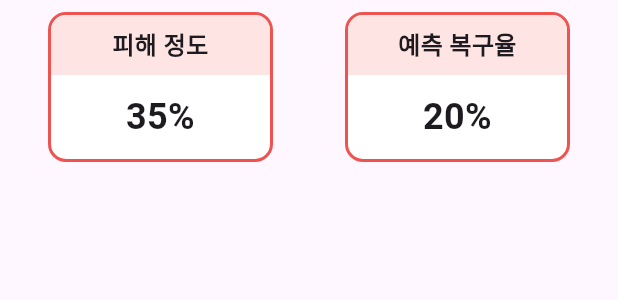
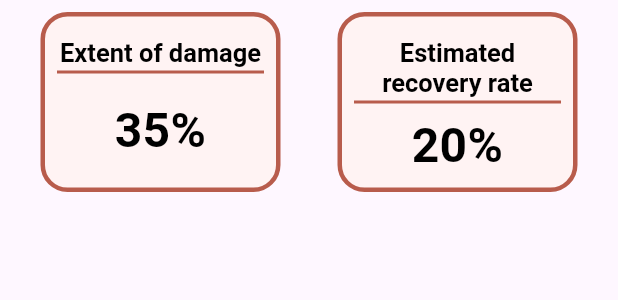
Before and after one commit to oysookter/2025-Solution-Challenge-oysookter-frontend, a Flutter app: the DamageInfo widget shown alone on an empty page, opened directly, on a phone screen of 412 x 824 dp. Shown: the top 300 px of the screen. Run offline on Flutter 3.47's test engine with Material 3 defaults, Android fonts, the light colour scheme and no system bars; our stand-ins replace geocoding, google_maps_flutter; Roboto replaces fonts that are missing (Pretendard); statements that could not run were skipped.

Commit message:
fix: HomePage 디자인 수정

```diff
--- a/lib/pages/DamageInfo.dart
+++ /dev/null
@@ -1,67 +0,0 @@
-import 'package:flutter/material.dart';
-
-class DamageInfo extends StatelessWidget {
-  @override
-  Widget build(BuildContext context) {
-    return Padding(
-      padding: const EdgeInsets.all(8.0),
-      child: Row(
-        mainAxisAlignment: MainAxisAlignment.spaceAround,
-        children: <Widget>[
-          _buildInfoBox('피해 정도', '35%'), // 실제 데이터로 변경
-          _buildInfoBox('예측 복구율', '20%'), // 실제 데이터로 변경
-        ],
-      ),
-    );
-  }
-
-  Widget _buildInfoBox(String title, String value) {
-    return Container(
-      width: 150,
-      height: 100,
-      decoration: BoxDecoration(
-        color: Colors.white,
-        borderRadius: BorderRadius.circular(12.0),
-        border: Border.all(
-          color: Colors.red.shade400,
-          width: 2.0,
-        ),
-      ),
-      child: Column(
-        children: <Widget>[
-          Container(
-            width: double.infinity,
-            padding: EdgeInsets.symmetric(vertical: 8.0),
-            decoration: BoxDecoration(
-              color: Color(0xFFFFE4E4),
-              borderRadius: BorderRadius.only(
-                topLeft: Radius.circular(10.0),
-                topRight: Radius.circular(10.0),
-              ),
-            ),
-            child: Text(
-              title,
-              style: TextStyle(
-                fontWeight: FontWeight.bold,
-                fontSize: 16.0,
-              ),
-              textAlign: TextAlign.center,
-            ),
-          ),
-          Expanded(
-            child: Center(
-              child: Text(
-                value,
-                style: TextStyle(
-                  fontSize: 24.0,
-                  fontWeight: FontWeight.bold,
-                ),
-                textAlign: TextAlign.center,
-              ),
-            ),
-          ),
-        ],
-      ),
-    );
-  }
-}
--- /dev/null
+++ b/lib/pages/home/DamageInfo.dart
@@ -0,0 +1,71 @@
+import 'package:flutter/material.dart';
+
+class DamageInfo extends StatelessWidget {
+  @override
+  Widget build(BuildContext context) {
+    return Padding(
+      padding: const EdgeInsets.all(8.0),
+      child: Row(
+        mainAxisAlignment: MainAxisAlignment.spaceAround,
+        children: <Widget>[
+          _buildInfoBox('Extent of damage', '35%'),
+          _buildInfoBox('Estimated recovery rate', '20%'),
+        ],
+      ),
+    );
+  }
+
+  Widget _buildInfoBox(String title, String value) {
+    return Container(
+      width: 160,
+      height: 120,
+      decoration: BoxDecoration(
+        color: Color(0xFFFFF3F3), // 연한 분홍 배경
+        borderRadius: BorderRadius.circular(18.0),
+        border: Border.all(
+          color: Color(0xFFB85C4C), // 진한 분홍 테두리
+          width: 3.0,
+        ),
+      ),
+      child: Column(
+        crossAxisAlignment: CrossAxisAlignment.stretch,
+        children: <Widget>[
+          Padding(
+            padding:
+                const EdgeInsets.only(top: 14.0, left: 8, right: 8, bottom: 2),
+            child: Text(
+              title,
+              style: TextStyle(
+                fontSize: 17.0,
+                fontWeight: FontWeight.w600,
+                fontFamily: 'Pretendard',
+                letterSpacing: 0,
+                height: 1.2,
+                color: Colors.black,
+              ),
+              textAlign: TextAlign.center,
+            ),
+          ),
+          Container(
+            margin: EdgeInsets.symmetric(horizontal: 8),
+            height: 2,
+            color: Color(0xFFB85C4C), // 구분선
+          ),
+          Expanded(
+            child: Center(
+              child: Text(
+                value,
+                style: TextStyle(
+                  fontSize: 32.0,
+                  fontWeight: FontWeight.w600,
+                  color: Colors.black,
+                ),
+                textAlign: TextAlign.center,
+              ),
+            ),
+          ),
+        ],
+      ),
+    );
+  }
+}
```
Also changed, not shown: lib/pages/HomePage.dart (deleted, +0 -62 lines), lib/pages/PlantInfo.dart (deleted, +0 -101 lines), lib/pages/home/HomePage.dart (added, +79 -0 lines), lib/pages/home/Maps.dart (renamed from lib/pages/Maps.dart, +70 -14 lines), lib/pages/home/PlantInfo.dart (added, +125 -0 lines).
